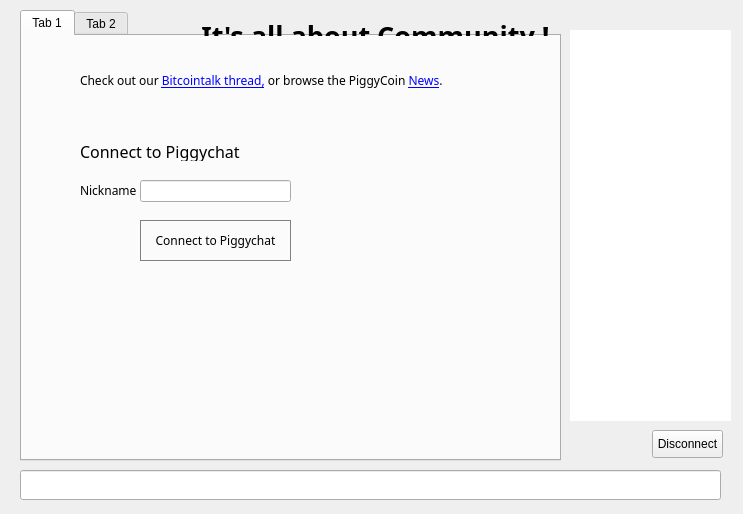
Before: the Qt Designer form src/qt/forms/chatwindow.ui in greenmo000/newpiggycoin, drawn with Qt 5.
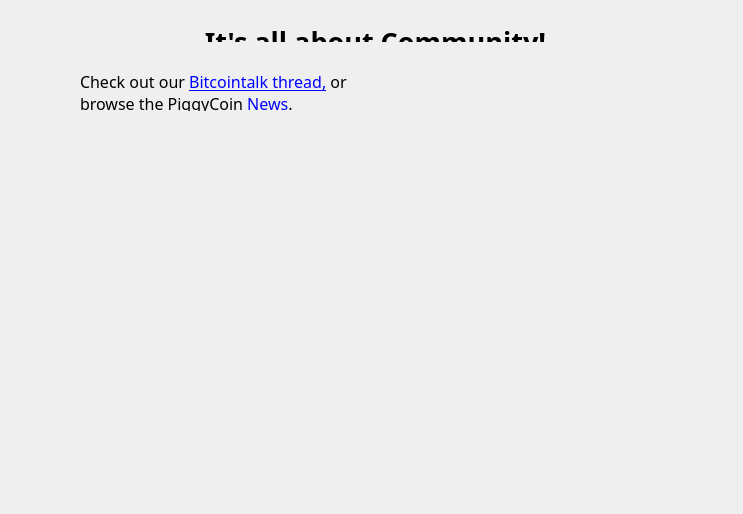
After: the same form once the commit is applied. Icons and pictures are not drawn.

Commit message: - Removed chat functionality - Make GUI value updates less frequent -- now 1 sec rather than half a sec - Fixed grammar on Social tab

What changed in the file:
```diff
--- a/src/qt/forms/chatwindow.ui
+++ b/src/qt/forms/chatwindow.ui
@@ -19,109 +19,6 @@
      <height>511</height>
     </rect>
    </property>
-   <widget class="QWidget" name="splitter" native="true">
-    <property name="enabled">
-     <bool>true</bool>
-    </property>
-    <property name="geometry">
-     <rect>
-      <x>10</x>
-      <y>10</y>
-      <width>721</width>
-      <height>501</height>
-     </rect>
-    </property>
-    <property name="styleSheet">
-     <string notr="true"/>
-    </property>
-    <widget class="QTabWidget" name="tab">
-     <property name="geometry">
-      <rect>
-       <x>10</x>
-       <y>0</y>
-       <width>541</width>
-       <height>451</height>
-      </rect>
-     </property>
-     <property name="styleSheet">
-      <string notr="true"/>
-     </property>
-     <property name="tabShape">
-      <enum>QTabWidget::Rounded</enum>
-     </property>
-     <property name="currentIndex">
-      <number>0</number>
-     </property>
-     <property name="tabsClosable">
-      <bool>false</bool>
-     </property>
-     <widget class="QWidget" name="widget_4">
-      <attribute name="title">
-       <string>Tab 1</string>
-      </attribute>
-      <zorder>hide3</zorder>
-     </widget>
-     <widget class="QWidget" name="tab_5">
-      <attribute name="title">
-       <string>Tab 2</string>
-      </attribute>
-     </widget>
-    </widget>
-    <widget class="QLineEdit" name="lineEdit">
-     <property name="geometry">
-      <rect>
-       <x>10</x>
-       <y>460</y>
-       <width>701</width>
-       <height>30</height>
-      </rect>
-     </property>
-     <property name="sizePolicy">
-      <sizepolicy hsizetype="Fixed" vsizetype="Fixed">
-       <horstretch>0</horstretch>
-       <verstretch>0</verstretch>
-      </sizepolicy>
-     </property>
-     <property name="maximumSize">
-      <size>
-       <width>16777215</width>
-       <height>30</height>
-      </size>
-     </property>
-    </widget>
-    <widget class="QListView" name="userView">
-     <property name="geometry">
-      <rect>
-       <x>560</x>
-       <y>20</y>
-       <width>161</width>
-       <height>391</height>
-      </rect>
-     </property>
-     <property name="minimumSize">
-      <size>
-       <width>0</width>
-       <height>300</height>
-      </size>
-     </property>
-     <property name="styleSheet">
-      <string notr="true">border-radius:10px;</string>
-     </property>
-    </widget>
-    <widget class="QPushButton" name="disconnect">
-     <property name="geometry">
-      <rect>
-       <x>642</x>
-       <y>420</y>
-       <width>71</width>
-       <height>28</height>
-      </rect>
-     </property>
-     <property name="text">
-      <string>Disconnect</string>
-     </property>
-    </widget>
-   </widget>
    <widget class="QWidget" name="hide3" native="true">
     <property name="geometry">
      <rect>
@@ -138,7 +35,7 @@
      <property name="geometry">
       <rect>
        <x>10</x>
-       <y>6</y>
+       <y>12</y>
        <width>731</width>
        <height>41</height>
       </rect>
@@ -161,7 +58,7 @@
          </font>
         </property>
         <property name="text">
-         <string>&lt;html&gt;&lt;head/&gt;&lt;body&gt;&lt;p align=&quot;center&quot;&gt;&lt;span style=&quot; font-size:20pt; font-weight:600;&quot;&gt;It's all about Community !&lt;/span&gt;&lt;/p&gt;&lt;/body&gt;&lt;/html&gt;</string>
+         <string>&lt;html&gt;&lt;head/&gt;&lt;body&gt;&lt;p align=&quot;center&quot;&gt;&lt;span style=&quot; font-size:20pt; font-weight:600;&quot;&gt;It's all about Community!&lt;/span&gt;&lt;/p&gt;&lt;/body&gt;&lt;/html&gt;</string>
         </property>
        </widget>
       </item>
@@ -171,13 +68,13 @@
      <property name="geometry">
       <rect>
        <x>80</x>
-       <y>60</y>
+       <y>70</y>
        <width>541</width>
        <height>41</height>
       </rect>
      </property>
      <property name="text">
-      <string>&lt;html&gt;&lt;head/&gt;&lt;body&gt;&lt;p align=&quot;justify&quot;&gt;&lt;span style=&quot; font-size:9pt;&quot;&gt;Check out our &lt;/span&gt;&lt;a href=&quot;https://bitcointalk.org/index.php?topic=633803.0&quot;&gt;&lt;span style=&quot; font-size:9pt; text-decoration: underline; color:#0000ff;&quot;&gt;Bitcointalk thread,&lt;/span&gt;&lt;/a&gt;&lt;span style=&quot; font-size:9pt;&quot;&gt; or browse the PiggyCoin &lt;/span&gt;&lt;a href=&quot;https://www.piggy-coin.com/news/&quot;&gt;&lt;span style=&quot; font-size:9pt; text-decoration: underline; color:#0000ff;&quot;&gt;News&lt;/span&gt;&lt;/a&gt;&lt;span style=&quot; font-size:9pt;&quot;&gt;.&lt;/span&gt;&lt;/p&gt;&lt;/body&gt;&lt;/html&gt;</string>
+      <string>&lt;html&gt;&lt;head/&gt;&lt;body&gt;&lt;p align=&quot;justify&quot;&gt;&lt;span style=&quot; font-size:12pt;&quot;&gt;Check out our &lt;/span&gt;&lt;a href=&quot;https://bitcointalk.org/index.php?topic=633803.0&quot;&gt;&lt;span style=&quot; font-size:12pt; text-decoration: underline; color:#0000ff;&quot;&gt;Bitcointalk thread,&lt;/span&gt;&lt;/a&gt;&lt;span style=&quot; font-size:12pt;&quot;&gt; or &lt;br&gt;browse the PiggyCoin &lt;/span&gt;&lt;a href=&quot;https://www.piggy-coin.com/news/&quot;&gt;&lt;span style=&quot; font-size:12pt; text-decoration: underline; color:#0000ff;&quot;&gt;News&lt;/span&gt;&lt;/a&gt;&lt;span style=&quot; font-size:12pt;&quot;&gt;.&lt;/span&gt;&lt;/p&gt;&lt;/body&gt;&lt;/html&gt;</string>
      </property>
      <property name="wordWrap">
       <bool>true</bool>
@@ -237,61 +134,6 @@
       <bool>true</bool>
      </property>
     </widget>
-    <widget class="QLineEdit" name="editPseudo">
-     <property name="geometry">
-      <rect>
-       <x>140</x>
-       <y>180</y>
-       <width>151</width>
-       <height>22</height>
-      </rect>
-     </property>
-     <property name="text">
-      <string/>
-     </property>
-    </widget>
-    <widget class="QLabel" name="label_5">
-     <property name="geometry">
-      <rect>
-       <x>80</x>
-       <y>180</y>
-       <width>61</width>
-       <height>21</height>
-      </rect>
-     </property>
-     <property name="text">
-      <string>Nickname</string>
-     </property>
-    </widget>
-    <widget class="QPushButton" name="buttonConnect">
-     <property name="geometry">
-      <rect>
-       <x>140</x>
-       <y>220</y>
-       <width>151</width>
-       <height>41</height>
-      </rect>
-     </property>
-     <property name="styleSheet">
-      <string notr="true">border-radius:40px;border:1px solid grey</string>
-     </property>
-     <property name="text">
-      <string>Connect to Piggychat</string>
-     </property>
-    </widget>
-    <widget class="QLabel" name="label_10">
-     <property name="geometry">
-      <rect>
-       <x>80</x>
-       <y>140</y>
-       <width>161</width>
-       <height>21</height>
-      </rect>
-     </property>
-     <property name="text">
-      <string>&lt;html&gt;&lt;head/&gt;&lt;body&gt;&lt;p&gt;&lt;span style=&quot; font-size:12pt;&quot;&gt;Connect to Piggychat :&lt;/span&gt;&lt;/p&gt;&lt;/body&gt;&lt;/html&gt;</string>
-     </property>
-    </widget>
    </widget>
   </widget>
   <action name="actionQuit">
```
The commit also changes 5 other files.
